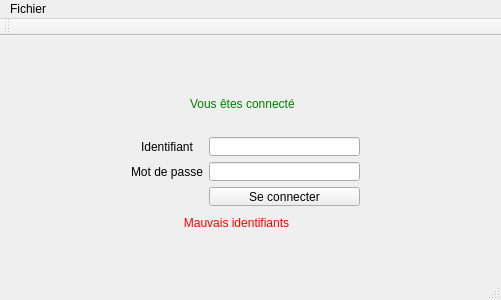
Qt form app/gui/window.ui (Nokitoo/Nautiljon-Notifier) before a commit.
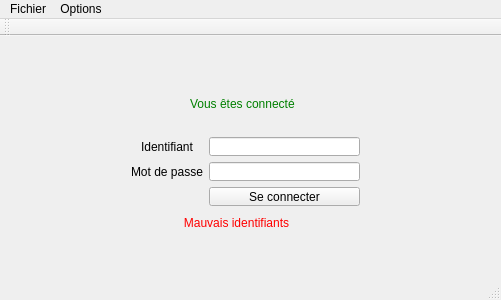
The same form after that commit.

Commit message: Add preferences window

```diff
--- a/app/gui/window.ui
+++ b/app/gui/window.ui
@@ -159,7 +159,14 @@
     </property>
     <addaction name="actionQuit"/>
    </widget>
+   <widget class="QMenu" name="menuOptions">
+    <property name="title">
+     <string>Options</string>
+    </property>
+    <addaction name="actionPreferences"/>
+   </widget>
    <addaction name="menuFichier"/>
+   <addaction name="menuOptions"/>
   </widget>
   <widget class="QToolBar" name="mainToolBar">
    <property name="enabled">
```
Left out of the diff: 22 changed lines with no effect on the pictures. The commit also changes 2 other files.
